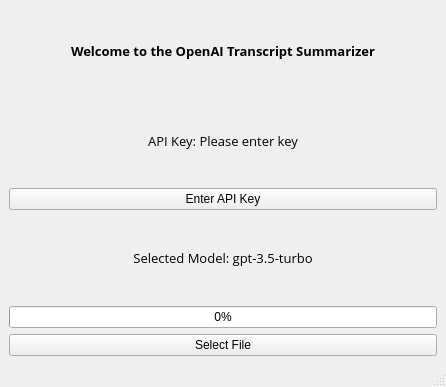
The window that gui/main_window.ui (NosherKhan/OpenAI-Call-Summary) describes before a commit, drawn with Qt 5.
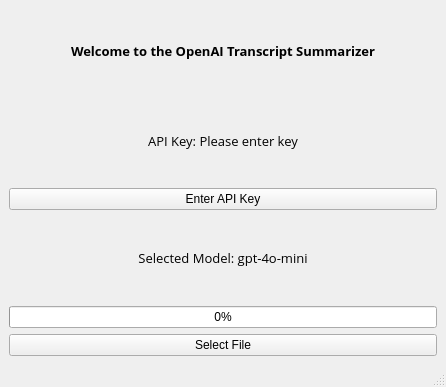
The same window after the commit.

Commit message: Default model is now "GPT-4o-mini"

```diff
--- a/gui/main_window.ui
+++ b/gui/main_window.ui
@@ -68,7 +68,7 @@
        </font>
       </property>
       <property name="text">
-       <string>Selected Model: gpt-3.5-turbo</string>
+       <string>Selected Model: gpt-4o-mini</string>
       </property>
       <property name="alignment">
        <set>Qt::AlignCenter</set>
```
